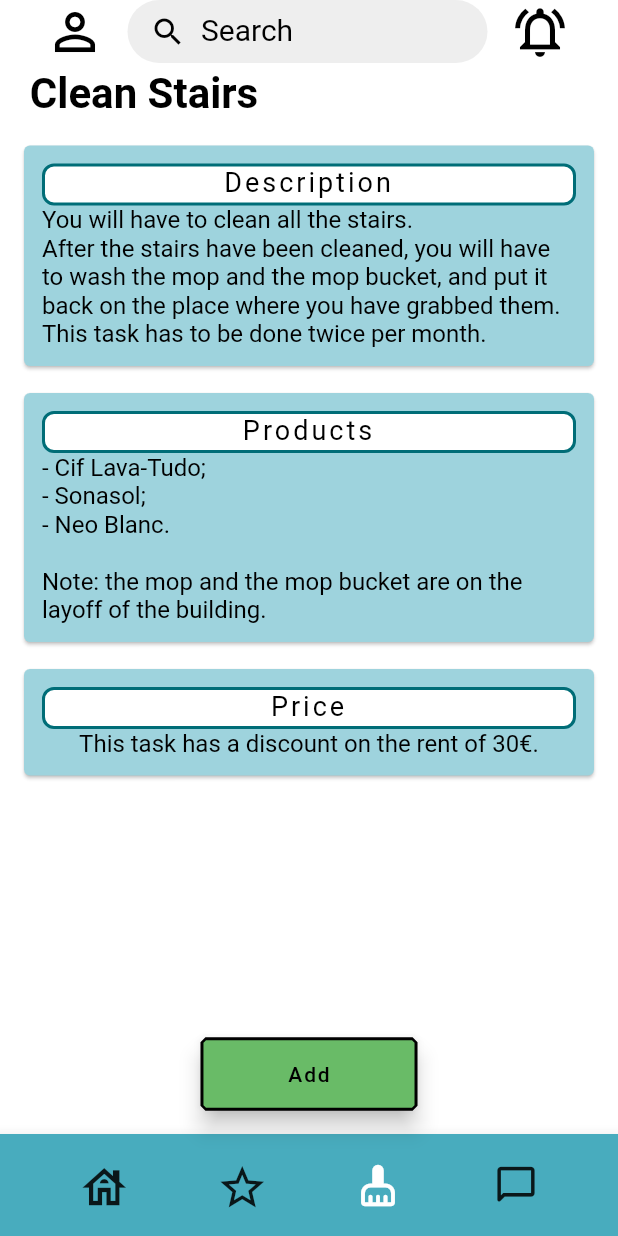
After one commit to catasofia/User-Centered-Design-and-Evaluation, a Flutter app: the screen it shows after launch, item 3 of the bottom bar chosen, after a tap on the "stairs" icon, on a phone screen of 412 x 824 dp. The commit adds this screen. Run offline on Flutter 3.47's test engine with Material 2 defaults, Android fonts, the phone set to English and light mode, and no system bars; our stand-ins replace flutter_spinkit; Roboto replaces fonts that are missing (Arial).

Commit message:
Clean Stairs task

```diff
--- /dev/null
+++ b/lib/tenant/cleanStairs.dart
@@ -0,0 +1,209 @@
+import 'package:flutter/material.dart';
+import 'tenantHomescreen.dart';
+import 'tenantContacts.dart';
+
+class Types{
+  String type;
+  String task;
+
+  Types({required this.type, required this.task});
+}
+
+class CleanStairs extends StatefulWidget{
+  const CleanStairs({Key? key}) : super(key: key);
+
+  @override
+  _CleanState createState() => _CleanState();
+}
+
+class _CleanState extends State<CleanStairs>{
+
+  List<Types> tasks= [
+    Types(type: 'Description', task: 'You will have to clean all the stairs.\nAfter the stairs have been cleaned, you will have to wash the mop and the mop bucket, and put it back on the place where you have grabbed them.\nThis task has to be done twice per month.'),
+    Types(type: 'Products', task: '- Cif Lava-Tudo;\n- Sonasol;\n- Neo Blanc.\n\nNote: the mop and the mop bucket are on the layoff of the building.'),
+    Types(type: 'Price', task: 'This task has a discount on the rent of 30€.')
+  ];
+
+  @override
+  Widget template(tt) {
+    return Card(
+      margin: EdgeInsets.fromLTRB(16.0, 18.0, 16.0, 0.0),
+      color: Color(0xFF9ED3DD),
+      child: Padding(
+        padding: const EdgeInsets.all(12.0),
+        child: Column(
+          children: <Widget>[
+            new Align(
+              alignment: new Alignment(-1.1, 0.0),
+              child: Container(
+                width: 400.0,
+                height: 28.0,
+                decoration: BoxDecoration(
+                  borderRadius: BorderRadius.circular(8.0),
+                  color: Colors.white,
+                  border: Border.all(
+                    color: Color(0xFF006D77),
+                    width: 2,
+                  ),
+                ),
+                child: Text(
+                  tt.type,
+                  style: TextStyle(
+                    fontSize: 18.0,
+                    color: Colors.black,
+                    letterSpacing: 2.0,
+                  ),
+                  textAlign: TextAlign.center,
+                ),
+              ),
+            ),
+            Text(
+                tt.task,
+                style: TextStyle(
+                  fontSize: 16.0,
+                  color: Colors.black,
+                )
+            ),
+          ],
+        ),
+      ),
+    );
+  }
+
+  @override
+  Widget build(BuildContext context) {
+    return Scaffold(
+      backgroundColor: Colors.white,
+      bottomNavigationBar: BottomAppBar(
+        color: Color(0xFF48ACBE),
+        child: Padding(
+          padding: EdgeInsets.fromLTRB(0, 10.0, 0, 10.0),
+          child: Row(
+            mainAxisAlignment: MainAxisAlignment.spaceEvenly,
+            children: [
+              IconButton(
+                icon: Icon(
+                  Icons.house_outlined,
+                  size: 35.0,
+                ),
+                onPressed: () {
+                  Navigator.push(
+                    context,
+                    MaterialPageRoute(builder: (context) => Home()),
+                  );
+                },
+              ),
+              IconButton(icon: Icon(
+                Icons.star_border,
+                size: 35.0,
+              ), onPressed: () {}),
+              IconButton(
+                  color: Colors.white,
+                  icon: Icon(
+                    Icons.cleaning_services_rounded,
+                    size: 30.0,
+                  ), onPressed: () {}),
+              IconButton(
+                  icon: Icon(
+                    Icons.chat_bubble_outline_rounded,
+                    size: 30.0,
+                  ),
+                  onPressed: () {
+                    Navigator.push(
+                      context,
+                      MaterialPageRoute(builder: (context) => Contacts()),
+                    );
+                  }
+              ),
+            ],
+          ),
+        ),
+      ),
+      body: SafeArea(
+        child: Column(
+          mainAxisAlignment: MainAxisAlignment.start,
+          crossAxisAlignment: CrossAxisAlignment.center,
+          children: <Widget>[
+            Padding(
+              padding: EdgeInsets.fromLTRB(30.0, 0.0, 30.0, 0.0),
+              child: Row(
+                children: <Widget>[
+                  Icon(
+                    Icons.person_outline,
+                    color: Colors.black,
+                    size: 40.0,
+                  ),
+                  SizedBox(width: 15.0),
+                  Container(
+                    width: 240.0,
+                    height: 42.0,
+                    decoration: BoxDecoration(
+                      borderRadius: BorderRadius.circular(24.0),
+                      color: Colors.grey[200],
+                    ),
+                    child: Row(
+                      mainAxisAlignment: MainAxisAlignment.start,
+                      children: <Widget>[
+                        SizedBox(width: 15.0),
+                        Icon(
+                          Icons.search,
+                          color: Colors.black,
+                        ),
+                        SizedBox(width: 10.0),
+                        Text(
+                          'Search',
+                          style: TextStyle(
+                            fontFamily: 'Arial',
+                            fontSize: 20,
+                            color: Colors.black,
+                            height: 1,
+                          ),
+                          textAlign: TextAlign.center,
+                        ),
+                      ],
+                    ),
+                  ),
+                  SizedBox(width: 15.0),
+                  Icon(
+                    Icons.notifications_active_outlined,
+                    color: Colors.black,
+                    size: 40.0,
+                  ),
+                ],
+              ),
+            ),
+            Padding(
+              padding: const EdgeInsets.fromLTRB(0.0, 4.0, 220.0, 0.0),
+              child: Text(
+                  'Clean Stairs',
+                  style: TextStyle(
+                    fontSize: 28.0,
+                    fontWeight: FontWeight.bold,
+                    color: Colors.black,
+                  ),
+                ),
+            ),
+            for (var i in tasks) template(i),
+          ]
+        ),
+      ),
+      floatingActionButton: FloatingActionButton.extended(
+        onPressed: () {
+          // Add your onPressed code here!
+        },
+        shape: BeveledRectangleBorder(
+            borderRadius: BorderRadius.circular(3.0),
+            side: BorderSide(color: Colors.black),
+        ),
+        label: const Text(
+            '        Add        ',
+          style: TextStyle(
+              color: Colors.black,
+          )
+        ),
+        backgroundColor: Color(0xFF69BB67),
+      ),
+      floatingActionButtonLocation: FloatingActionButtonLocation.centerFloat,
+    );
+  }
+}
--- a/lib/tenant/tenantTasks.dart
+++ b/lib/tenant/tenantTasks.dart
@@ -1,6 +1,7 @@
 import 'package:flutter/material.dart';
 import 'tenantHomescreen.dart';
 import 'tenantContacts.dart';
+import 'cleanStairs.dart';
 
 class Task extends StatefulWidget {
   const Task({Key? key}) : super(key: key);
@@ -245,10 +246,18 @@ class _TaskState extends State<Task> {
                       mainAxisAlignment: MainAxisAlignment.start,
                       children: <Widget>[
                         SizedBox(width: 30.0),
-                        Icon(
-                          Icons.stairs_outlined,
-                          color: Colors.white,
-                          size: 35.0,
+                        IconButton(
+                            icon: Icon(
+                              Icons.stairs_outlined,
+                              color: Colors.white,
+                              size: 30.0,
+                            ),
+                            onPressed: () {
+                              Navigator.push(
+                                context,
+                                MaterialPageRoute(builder: (context) => CleanStairs()),
+                              );
+                            }
                         ),
                         SizedBox(height: 15.0),
                         Text(
```
